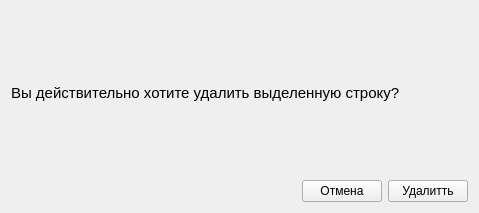
The window that row_deletion_confirmation.ui (VaninaAY/SYBD) describes before a commit, drawn with Qt 5.
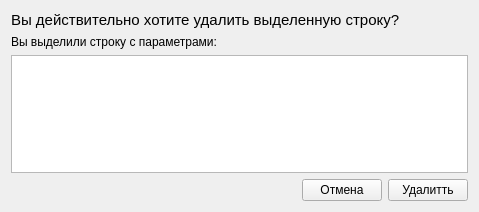
The same window after the commit.

Diff of the .ui file:
```diff
--- a/row_deletion_confirmation.ui
+++ b/row_deletion_confirmation.ui
@@ -7,7 +7,7 @@
     <x>0</x>
     <y>0</y>
     <width>479</width>
-    <height>213</height>
+    <height>212</height>
    </rect>
   </property>
   <property name="windowTitle">
@@ -26,6 +26,16 @@
      </property>
     </widget>
    </item>
+   <item>
+    <widget class="QLabel" name="label_2">
+     <property name="text">
+      <string>Вы выделили строку с параметрами:</string>
+     </property>
+    </widget>
+   </item>
+   <item>
+    <widget class="QTextBrowser" name="textBrowser_del"/>
+   </item>
    <item>
     <layout class="QHBoxLayout" name="horizontalLayout">
      <item>
```
